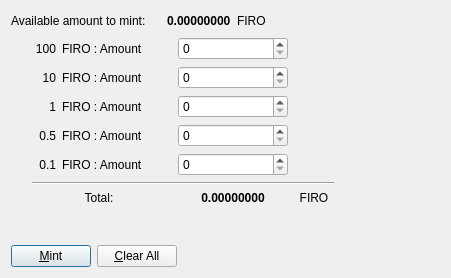
The window that src/qt/forms/manualmintdialog.ui (PrivoraCore/Privora) describes before a commit, drawn with Qt 5.
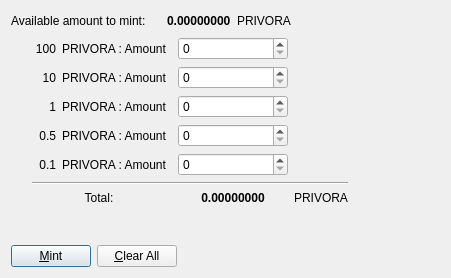
The same window after the commit.

The edit to the form file:
```diff
--- a/src/qt/forms/manualmintdialog.ui
+++ b/src/qt/forms/manualmintdialog.ui
@@ -47,7 +47,7 @@
        <item>
         <widget class="QLabel" name="label_3">
          <property name="text">
-          <string>FIRO</string>
+          <string>PRIVORA</string>
          </property>
         </widget>
        </item>
@@ -89,7 +89,7 @@
          <item row="4" column="1">
           <widget class="QLabel" name="label_13">
            <property name="text">
-            <string>FIRO : Amount</string>
+            <string>PRIVORA : Amount</string>
            </property>
            <property name="margin">
             <number>0</number>
@@ -122,7 +122,7 @@
          <item row="3" column="1">
           <widget class="QLabel" name="label_12">
            <property name="text">
-            <string>FIRO : Amount</string>
+            <string>PRIVORA : Amount</string>
            </property>
            <property name="margin">
             <number>0</number>
@@ -148,7 +148,7 @@
          <item row="2" column="1">
           <widget class="QLabel" name="label_11">
            <property name="text">
-            <string>FIRO : Amount</string>
+            <string>PRIVORA : Amount</string>
            </property>
            <property name="margin">
             <number>0</number>
@@ -171,7 +171,7 @@
          <item row="1" column="1">
           <widget class="QLabel" name="label_10">
            <property name="text">
-            <string>FIRO : Amount</string>
+            <string>PRIVORA : Amount</string>
            </property>
            <property name="margin">
             <number>0</number>
@@ -217,7 +217,7 @@
             </size>
            </property>
            <property name="text">
-            <string>FIRO</string>
+            <string>PRIVORA</string>
            </property>
            <property name="alignment">
             <set>Qt::AlignCenter</set>
@@ -233,7 +233,7 @@
             </size>
            </property>
            <property name="text">
-            <string>FIRO : Amount</string>
+            <string>PRIVORA : Amount</string>
            </property>
            <property name="margin">
             <number>0</number>
```
